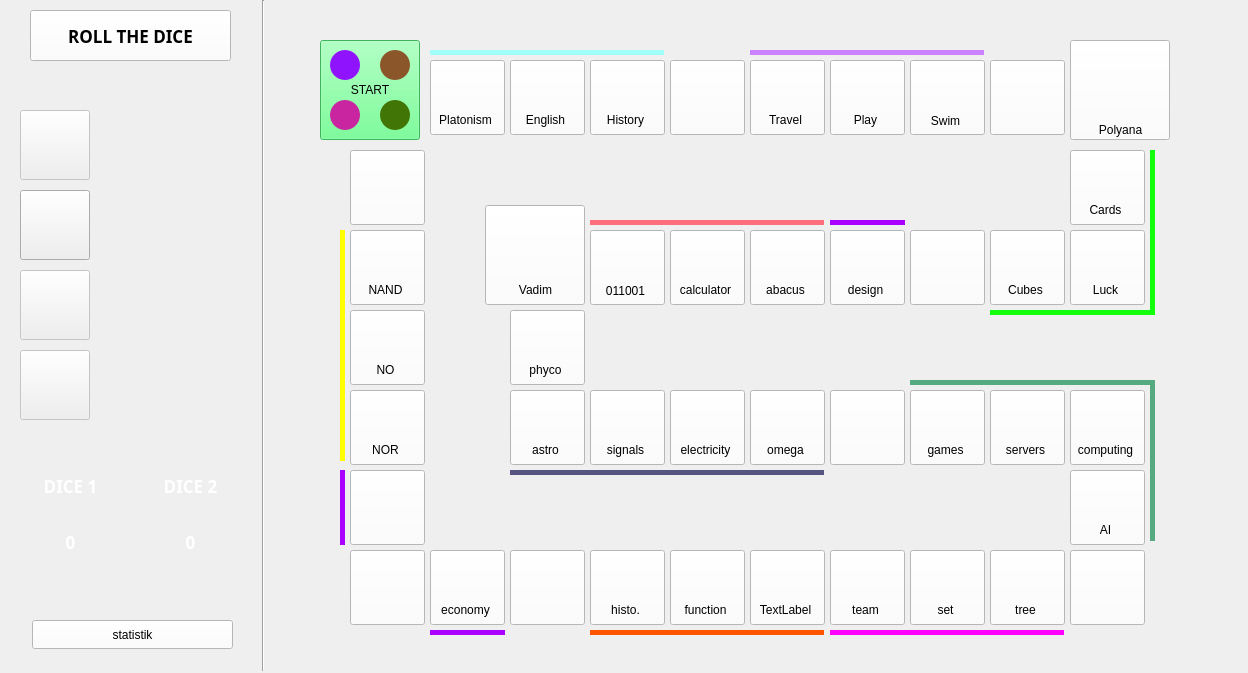
First picture: the form in mapwindow.ui, repository Molodid-Tyshchenko/qt-monopoly-, before the edit.
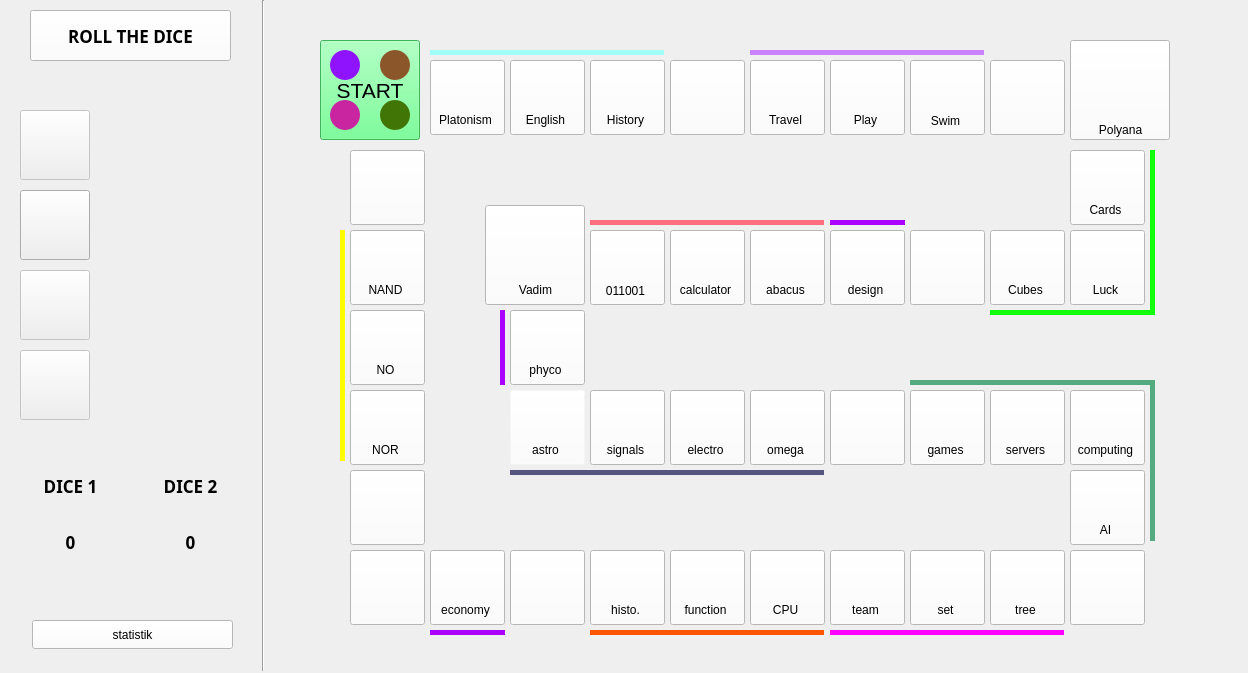
Second picture: the form after the edit. Icons and pictures are not drawn.

What changed in the file:
```diff
--- a/mapwindow.ui
+++ b/mapwindow.ui
@@ -67,7 +67,8 @@
     <bool>false</bool>
    </property>
    <property name="styleSheet">
-    <string notr="true">background-color: rgb(85, 255, 127);</string>
+    <string notr="true">background-color: rgb(85, 255, 127);
+font-size: 16pt;</string>
    </property>
    <property name="text">
     <string>START</string>
@@ -92,97 +93,97 @@
   <widget class="QLabel" name="play3">
    <property name="geometry">
     <rect>
-     <x>40</x>
+     <x>98</x>
      <y>242</y>
-     <width>199</width>
+     <width>141</width>
      <height>71</height>
     </rect>
    </property>
    <property name="font">
     <font>
-     <pointsize>12</pointsize>
+     <pointsize>20</pointsize>
     </font>
    </property>
    <property name="styleSheet">
-    <string notr="true">color: rgb(255, 255, 255);</string>
+    <string notr="true">font-size: 20pt;</string>
    </property>
    <property name="text">
     <string/>
    </property>
    <property name="alignment">
-    <set>Qt::AlignBottom|Qt::AlignHCenter</set>
+    <set>Qt::AlignBottom|Qt::AlignLeading|Qt::AlignLeft</set>
    </property>
   </widget>
   <widget class="QLabel" name="play2">
    <property name="geometry">
     <rect>
-     <x>40</x>
+     <x>98</x>
      <y>161</y>
-     <width>199</width>
+     <width>141</width>
      <height>71</height>
     </rect>
    </property>
    <property name="font">
     <font>
-     <pointsize>12</pointsize>
+     <pointsize>20</pointsize>
     </font>
    </property>
    <property name="styleSheet">
-    <string notr="true">color: rgb(255, 255, 255);</string>
+    <string notr="true">font-size: 20pt;</string>
    </property>
    <property name="text">
     <string/>
    </property>
    <property name="alignment">
-    <set>Qt::AlignBottom|Qt::AlignHCenter</set>
+    <set>Qt::AlignBottom|Qt::AlignLeading|Qt::AlignLeft</set>
    </property>
   </widget>
   <widget class="QLabel" name="play1">
    <property name="geometry">
     <rect>
-     <x>40</x>
+     <x>98</x>
      <y>80</y>
-     <width>199</width>
+     <width>141</width>
      <height>71</height>
     </rect>
    </property>
    <property name="font">
     <font>
-     <pointsize>12</pointsize>
+     <pointsize>20</pointsize>
     </font>
    </property>
    <property name="styleSheet">
-    <string notr="true">color: rgb(255, 255, 255);</string>
+    <string notr="true">font-size: 20pt;</string>
    </property>
    <property name="text">
     <string/>
    </property>
    <property name="alignment">
-    <set>Qt::AlignBottom|Qt::AlignHCenter</set>
+    <set>Qt::AlignBottom|Qt::AlignLeading|Qt::AlignLeft</set>
    </property>
   </widget>
   <widget class="QLabel" name="play4">
    <property name="geometry">
     <rect>
-     <x>40</x>
+     <x>98</x>
      <y>323</y>
-     <width>199</width>
+     <width>141</width>
      <height>71</height>
     </rect>
    </property>
    <property name="font">
     <font>
-     <pointsize>12</pointsize>
+     <pointsize>20</pointsize>
     </font>
    </property>
    <property name="styleSheet">
-    <string notr="true">color: rgb(255, 255, 255);</string>
+    <string notr="true">font-size: 20pt;</string>
    </property>
    <property name="text">
     <string/>
    </property>
    <property name="alignment">
-    <set>Qt::AlignBottom|Qt::AlignHCenter</set>
+    <set>Qt::AlignBottom|Qt::AlignLeading|Qt::AlignLeft</set>
    </property>
   </widget>
   <widget class="QPushButton" name="bField1">
@@ -798,7 +799,9 @@
     <bool>false</bool>
    </property>
    <property name="styleSheet">
-    <string notr="true">background-color: rgb(255, 255, 255);</string>
+    <string notr="true">background-color: rgb(255, 255, 255,0);
+color: black;
+</string>
    </property>
    <property name="text">
     <string/>
@@ -1707,12 +1710,12 @@
     <rect>
      <x>110</x>
      <y>156</y>
-     <width>63</width>
+     <width>91</width>
      <height>20</height>
     </rect>
    </property>
    <property name="styleSheet">
-    <string notr="true">color: rgb(255, 255, 255);</string>
+    <string notr="true">font-size: 16pt;</string>
    </property>
    <property name="text">
     <string/>
@@ -1723,12 +1726,12 @@
     <rect>
      <x>110</x>
      <y>237</y>
-     <width>63</width>
+     <width>91</width>
      <height>20</height>
     </rect>
    </property>
    <property name="styleSheet">
-    <string notr="true">color: rgb(255, 255, 255);</string>
+    <string notr="true">font-size: 16pt;</string>
    </property>
    <property name="text">
     <string/>
@@ -1739,12 +1742,12 @@
     <rect>
      <x>110</x>
      <y>318</y>
-     <width>63</width>
+     <width>91</width>
      <height>20</height>
     </rect>
    </property>
    <property name="styleSheet">
-    <string notr="true">color: rgb(255, 255, 255);</string>
+    <string notr="true">font-size: 16pt;</string>
    </property>
    <property name="text">
     <string/>
@@ -1758,12 +1761,12 @@
     <rect>
      <x>110</x>
      <y>399</y>
-     <width>63</width>
+     <width>91</width>
      <height>20</height>
     </rect>
    </property>
    <property name="styleSheet">
-    <string notr="true">color: rgb(255, 255, 255);</string>
+    <string notr="true">font-size: 16pt;</string>
    </property>
    <property name="text">
     <string/>
@@ -1786,7 +1789,7 @@
     </font>
    </property>
    <property name="styleSheet">
-    <string notr="true">color: rgb(255, 255, 255);</string>
+    <string notr="true">font-size: 13pt;</string>
    </property>
    <property name="text">
     <string>DICE 1</string>
@@ -1812,7 +1815,7 @@
     </font>
    </property>
    <property name="styleSheet">
-    <string notr="true">color: rgb(255, 255, 255);</string>
+    <string notr="true">font-size: 13pt;</string>
    </property>
    <property name="text">
     <string>DICE 2</string>
@@ -1847,7 +1850,7 @@
     <enum>Qt::NoFocus</enum>
    </property>
    <property name="styleSheet">
-    <string notr="true">color: rgb(255, 255, 255);</string>
+    <string notr="true">font-size: 13pt;</string>
    </property>
    <property name="text">
     <string>0</string>
@@ -1873,7 +1876,7 @@
     </font>
    </property>
    <property name="styleSheet">
-    <string notr="true">color: rgb(255, 255, 255);</string>
+    <string notr="true">font-size: 13pt;</string>
    </property>
    <property name="text">
     <string>0</string>
@@ -2386,7 +2389,9 @@
     </rect>
    </property>
    <property name="styleSheet">
-    <string notr="true">background-color: rgb(255, 255, 255,0);</string>
+    <string notr="true">background-color: rgb(255, 255, 255,0);
+color: black;
+</string>
    </property>
    <property name="text">
     <string>astro</string>
@@ -2424,10 +2429,12 @@
     </rect>
    </property>
    <property name="styleSheet">
-    <string notr="true">background-color: rgb(255, 255, 255,0);</string>
+    <string notr="true">background-color: rgb(255, 255, 255,0);
+color: black;
+</string>
    </property>
    <property name="text">
-    <string>electricity</string>
+    <string>electro</string>
    </property>
    <property name="alignment">
     <set>Qt::AlignCenter</set>
@@ -2595,10 +2602,12 @@
     </rect>
    </property>
    <property name="styleSheet">
-    <string notr="true">background-color: rgb(255, 255, 255,0);</string>
+    <string notr="true">background-color: rgb(255, 255, 255,0);
+color: black;
+</string>
    </property>
    <property name="text">
-    <string>TextLabel</string>
+    <string>CPU</string>
    </property>
    <property name="alignment">
     <set>Qt::AlignCenter</set>
@@ -3006,8 +3015,8 @@
   <widget class="Line" name="line_4">
    <property name="geometry">
     <rect>
-     <x>340</x>
-     <y>470</y>
+     <x>500</x>
+     <y>310</y>
      <width>5</width>
      <height>75</height>
     </rect>
```
Left out of the diff: 128 changed lines with no effect on the pictures.
